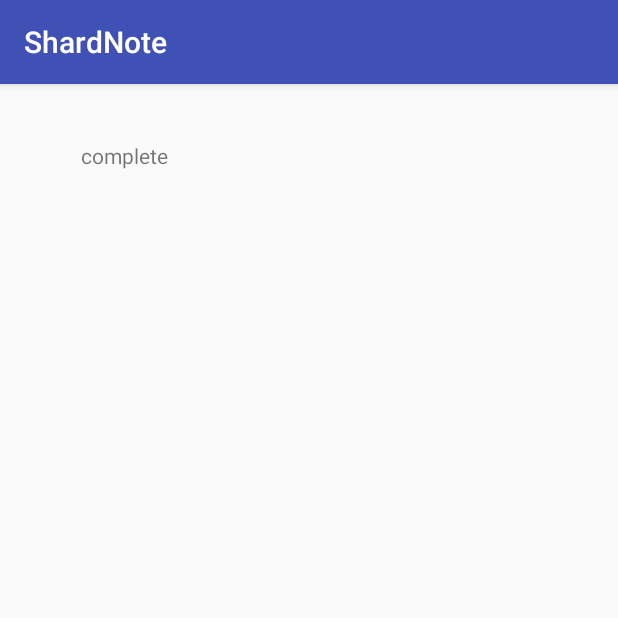
After one commit to ShardBytes/ShardNote, an Android app: the fragment CompleteFragment shown on its own in the app's theme, on a phone screen of 412 x 824 dp, the top half of it. The commit adds this screen. Run offline under Robolectric (Android 15) with nearby library versions, the phone set to English and light mode, and no system bars.

Commit message:
fragments

```diff
--- /dev/null
+++ b/app/src/main/java/com/shardbytes/shardnote/CompleteFragment.kt
@@ -0,0 +1,15 @@
+package com.shardbytes.shardnote
+
+import android.os.Bundle
+import android.support.v4.app.Fragment
+import android.view.LayoutInflater
+import android.view.View
+import android.view.ViewGroup
+
+class CompleteFragment : Fragment() {
+
+    override fun onCreateView(inflater: LayoutInflater, container: ViewGroup?, savedInstanceState: Bundle?): View {
+        return inflater.inflate(R.layout.fragment_complete, container, false)
+    }
+
+}
--- /dev/null
+++ b/app/src/main/res/layout/fragment_complete.xml
@@ -0,0 +1,18 @@
+<?xml version="1.0" encoding="utf-8"?>
+<android.support.constraint.ConstraintLayout xmlns:android="http://schemas.android.com/apk/res/android"
+    xmlns:app="http://schemas.android.com/apk/res-auto"
+    xmlns:tools="http://schemas.android.com/tools"
+    android:layout_width="match_parent"
+    android:layout_height="match_parent">
+
+    <TextView
+        android:id="@+id/textView2"
+        android:layout_width="wrap_content"
+        android:layout_height="wrap_content"
+        android:layout_marginLeft="54dp"
+        android:layout_marginStart="54dp"
+        android:layout_marginTop="38dp"
+        android:text="complete"
+        app:layout_constraintStart_toStartOf="parent"
+        app:layout_constraintTop_toTopOf="parent" />
+</android.support.constraint.ConstraintLayout>
```
Also changed, not shown: app/build.gradle (+9 -0 lines), app/src/main/java/com/shardbytes/shardnote/MainActivity.kt (+11 -9 lines), app/src/main/java/com/shardbytes/shardnote/NotesFragment.kt (added, +16 -0 lines), app/src/main/res/layout/fragment_notes.xml (added, +14 -0 lines).
